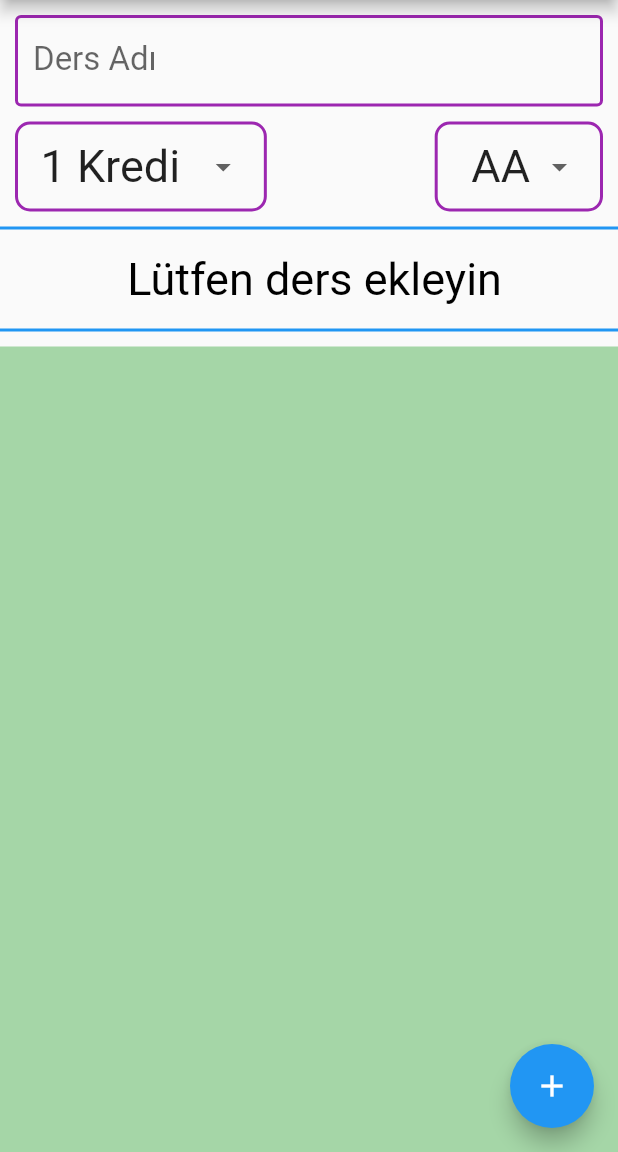
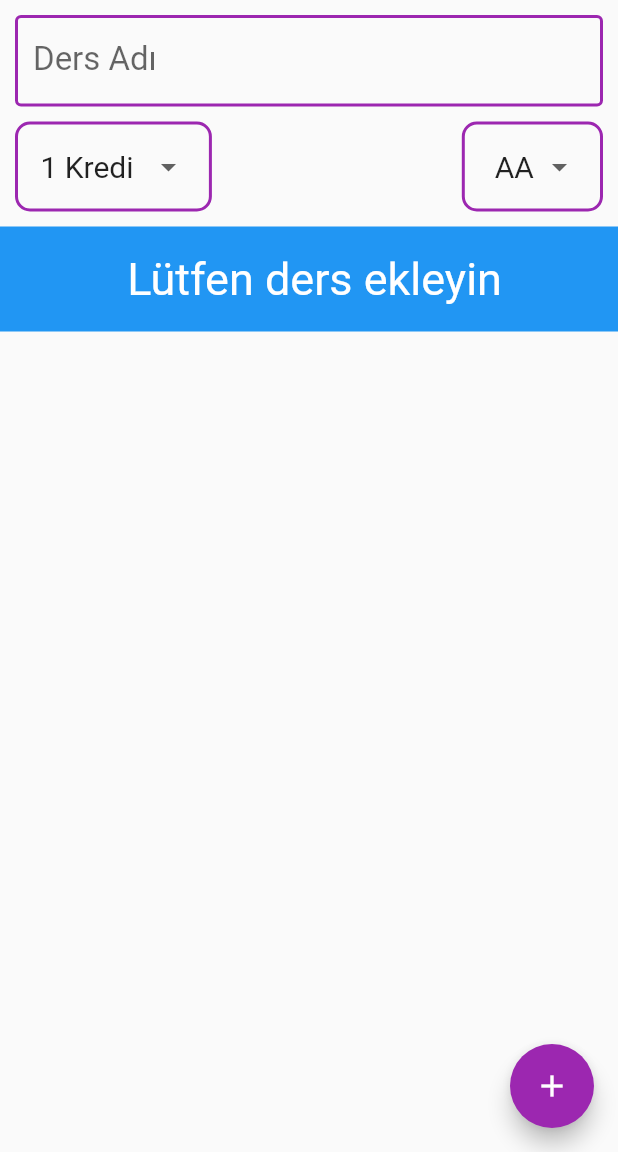
Before and after one commit to emrealtunbilek/flutter_dinamik_orthesapla, a Flutter app: the screen it shows after launch, on a phone screen of 412 x 824 dp, the part 84-1236 px from its top. Run offline on Flutter 3.47's test engine with Material 2 defaults, Android fonts, the phone set to English and light mode, and no system bars.

Commit message:
tasarım güncellendi ve orientation builder uygulandı

```diff
--- a/lib/main.dart
+++ b/lib/main.dart
@@ -1,4 +1,5 @@
 import 'package:flutter/material.dart';
+import 'dart:math';
 
 void main() => runApp(MyApp());
 
@@ -8,9 +9,7 @@ class MyApp extends StatelessWidget {
     return MaterialApp(
       title: 'Flutter Demo',
       debugShowCheckedModeBanner: false,
-      theme: ThemeData(
-        primarySwatch: Colors.blue,
-      ),
+      theme: ThemeData(primarySwatch: Colors.blue, accentColor: Colors.purple),
       home: MyHomePage(),
     );
   }
@@ -26,7 +25,7 @@ class _MyHomePageState extends State<MyHomePage> {
   int dersKredi = 1;
   double dersHarfDegeri = 4;
   List<Ders> tumDersler;
-  static int sayac=0;
+  static int sayac = 0;
 
   var formKey = GlobalKey<FormState>();
   double ortalama = 0;
@@ -44,6 +43,7 @@ class _MyHomePageState extends State<MyHomePage> {
       //resizeToAvoidBottomPadding: false,
       appBar: AppBar(
         title: Text("Ortalama Hesapla"),
+        elevation: 0,
       ),
       floatingActionButton: FloatingActionButton(
         onPressed: () {
@@ -53,11 +53,15 @@ class _MyHomePageState extends State<MyHomePage> {
         },
         child: Icon(Icons.add),
       ),
-      body: uygulamaGovdesi(),
+      body: OrientationBuilder(builder: (context, orientation) {
+
+          return uygulamaGovdesi(orientation);
+
+      }),
     );
   }
 
-  Widget uygulamaGovdesi() {
+  Widget uygulamaGovdesi(var orientation) {
     return Container(
       child: Column(
         crossAxisAlignment: CrossAxisAlignment.stretch,
@@ -68,7 +72,7 @@ class _MyHomePageState extends State<MyHomePage> {
             //color: Colors.pink.shade200,
             child: Form(
               key: formKey,
-                child: Column(
+              child: orientation == Orientation.portrait ? Column(
                 children: <Widget>[
                   TextFormField(
                     decoration: InputDecoration(
@@ -77,12 +81,10 @@ class _MyHomePageState extends State<MyHomePage> {
                       hintStyle: TextStyle(fontSize: 18),
                       labelStyle: TextStyle(fontSize: 22),
                       enabledBorder: OutlineInputBorder(
-                          borderSide:
-                              BorderSide(color: Colors.purple, width: 2),
+                        borderSide: BorderSide(color: Colors.purple, width: 2),
                       ),
                       focusedBorder: OutlineInputBorder(
-                          borderSide:
-                              BorderSide(color: Colors.purple, width: 2),
+                        borderSide: BorderSide(color: Colors.purple, width: 2),
                       ),
                       border: OutlineInputBorder(
                         borderRadius: BorderRadius.all(
@@ -99,9 +101,9 @@ class _MyHomePageState extends State<MyHomePage> {
                     onSaved: (kaydedilecekDeger) {
                       dersAdi = kaydedilecekDeger;
                       setState(() {
-                          tumDersler
-                              .add(Ders(dersAdi, dersHarfDegeri, dersKredi));
-                          ortalama =0;
+                        tumDersler.add(Ders(dersAdi, dersHarfDegeri, dersKredi,
+                            rastgeleRenkOlustur()));
+                        ortalama = 0;
                         ortalamayiHesapla();
                       });
                     },
@@ -125,8 +127,7 @@ class _MyHomePageState extends State<MyHomePage> {
                             EdgeInsets.symmetric(horizontal: 15, vertical: 4),
                         margin: EdgeInsets.only(top: 10),
                         decoration: BoxDecoration(
-                              border:
-                                  Border.all(color: Colors.purple, width: 2),
+                            border: Border.all(color: Colors.purple, width: 2),
                             borderRadius:
                                 BorderRadius.all(Radius.circular(10))),
                       ),
@@ -146,21 +147,22 @@ class _MyHomePageState extends State<MyHomePage> {
                             EdgeInsets.symmetric(horizontal: 15, vertical: 4),
                         margin: EdgeInsets.only(top: 10),
                         decoration: BoxDecoration(
-                              border:
-                                  Border.all(color: Colors.purple, width: 2),
+                            border: Border.all(color: Colors.purple, width: 2),
                             borderRadius:
                                 BorderRadius.all(Radius.circular(10))),
                       ),
                     ],
                   ),
                 ],
-                )),
+              ) : Text("asdasd"),
+            ),
           ),
 
           Container(
             margin: EdgeInsets.symmetric(vertical: 10),
             height: 70,
             decoration: BoxDecoration(
+                color: Colors.blue,
                 border: BorderDirectional(
                   top: BorderSide(color: Colors.blue, width: 2),
                   bottom: BorderSide(color: Colors.blue, width: 2),
@@ -170,8 +172,19 @@ class _MyHomePageState extends State<MyHomePage> {
                 textAlign: TextAlign.center,
                 text: TextSpan(
                   children: [
-                    TextSpan(text: tumDersler.length == 0 ? " Lütfen ders ekleyin " : "Ortalama : ",style: TextStyle(fontSize: 30,color: Colors.black)),
-                    TextSpan(text: tumDersler.length == 0 ? "" :"${ortalama.toStringAsFixed(2)}",style: TextStyle(fontSize: 30,color: Colors.purple,fontWeight: FontWeight.bold)),
+                    TextSpan(
+                        text: tumDersler.length == 0
+                            ? " Lütfen ders ekleyin "
+                            : "Ortalama : ",
+                        style: TextStyle(fontSize: 30, color: Colors.white)),
+                    TextSpan(
+                        text: tumDersler.length == 0
+                            ? ""
+                            : "${ortalama.toStringAsFixed(2)}",
+                        style: TextStyle(
+                            fontSize: 40,
+                            color: Colors.purple,
+                            fontWeight: FontWeight.bold)),
                   ],
                 ),
               ),
@@ -181,7 +194,6 @@ class _MyHomePageState extends State<MyHomePage> {
           //DINAMIK LISTE TUTAN CONTAINER
           Expanded(
               child: Container(
-                  color: Colors.green.shade200,
                   child: ListView.builder(
             itemBuilder: _listeElemanlariniOlustur,
             itemCount: tumDersler.length,
@@ -190,6 +202,8 @@ class _MyHomePageState extends State<MyHomePage> {
       ),
     );
   }
+
+
 
   List<DropdownMenuItem<int>> dersKredileriItems() {
     List<DropdownMenuItem<int>> krediler = [];
@@ -201,7 +215,7 @@ class _MyHomePageState extends State<MyHomePage> {
         value: i,
         child: Text(
           "$i Kredi",
-          style: TextStyle(fontSize: 30),
+          style: TextStyle(fontSize: 20),
         ),
       ));
     }
@@ -214,56 +228,56 @@ class _MyHomePageState extends State<MyHomePage> {
     harfler.add(DropdownMenuItem(
       child: Text(
         " AA ",
-        style: TextStyle(fontSize: 30),
+        style: TextStyle(fontSize: 20),
       ),
       value: 4,
     ));
     harfler.add(DropdownMenuItem(
       child: Text(
         " BA ",
-        style: TextStyle(fontSize: 30),
+        style: TextStyle(fontSize: 20),
       ),
       value: 3.5,
     ));
     harfler.add(DropdownMenuItem(
       child: Text(
         " BB ",
-        style: TextStyle(fontSize: 30),
+        style: TextStyle(fontSize: 20),
       ),
       value: 3,
     ));
     harfler.add(DropdownMenuItem(
       child: Text(
         " CB ",
-        style: TextStyle(fontSize: 30),
+        style: TextStyle(fontSize: 20),
       ),
       value: 2.5,
     ));
     harfler.add(DropdownMenuItem(
       child: Text(
         " CC ",
-        style: TextStyle(fontSize: 30),
+        style: TextStyle(fontSize: 20),
       ),
       value: 2,
     ));
     harfler.add(DropdownMenuItem(
       child: Text(
         " DC ",
-        style: TextStyle(fontSize: 30),
+        style: TextStyle(fontSize: 20),
       ),
       value: 1.5,
     ));
     harfler.add(DropdownMenuItem(
       child: Text(
         " DD ",
-        style: TextStyle(fontSize: 30),
+        style: TextStyle(fontSize: 20),
       ),
       value: 1,
     ));
     harfler.add(DropdownMenuItem(
       child: Text(
         " FF ",
-        style: TextStyle(fontSize: 30),
+        style: TextStyle(fontSize: 20),
       ),
       value: 0,
     ));
@@ -272,23 +286,35 @@ class _MyHomePageState extends State<MyHomePage> {
   }
 
   Widget _listeElemanlariniOlustur(BuildContext context, int index) {
-
-    sayac ++;
+    sayac++;
     debugPrint(sayac.toString());
 
     return Dismissible(
       key: Key(sayac.toString()),
       direction: DismissDirection.startToEnd,
-
-      onDismissed: (direction){
+      onDismissed: (direction) {
         setState(() {
           tumDersler.removeAt(index);
           ortalamayiHesapla();
         });
       },
-      child: Card(
+      child: Container(
+        decoration: BoxDecoration(
+          border: Border.all(color: tumDersler[index].renk, width: 2),
+          borderRadius: BorderRadius.circular(10),
+        ),
+        margin: EdgeInsets.all(4),
         child: ListTile(
+          leading: Icon(
+            Icons.done,
+            size: 36,
+            color: tumDersler[index].renk,
+          ),
           title: Text(tumDersler[index].ad),
+          trailing: Icon(
+            Icons.keyboard_arrow_right,
+            color: tumDersler[index].renk,
+          ),
           subtitle: Text(tumDersler[index].kredi.toString() +
               " kredi Ders Not Değer: " +
               tumDersler[index].harfDegeri.toString()),
@@ -298,22 +324,23 @@ class _MyHomePageState extends State<MyHomePage> {
   }
 
   void ortalamayiHesapla() {
+    double toplamNot = 0;
+    double toplamKredi = 0;
 
-    double toplamNot=0;
-    double toplamKredi=0;
-
-    for(var oankiDers in tumDersler){
-
-      var kredi=oankiDers.kredi;
+    for (var oankiDers in tumDersler) {
+      var kredi = oankiDers.kredi;
       var harfDegeri = oankiDers.harfDegeri;
 
-      toplamNot=toplamNot + (harfDegeri * kredi);
+      toplamNot = toplamNot + (harfDegeri * kredi);
       toplamKredi += kredi;
     }
 
     ortalama = toplamNot / toplamKredi;
+  }
 
-
+  Color rastgeleRenkOlustur() {
+    return Color.fromARGB(150 + Random().nextInt(105), Random().nextInt(255),
+        Random().nextInt(255), Random().nextInt(255));
   }
 }
 
@@ -321,6 +348,7 @@ class Ders {
   String ad;
   double harfDegeri;
   int kredi;
+  Color renk;
 
-  Ders(this.ad, this.harfDegeri, this.kredi);
+  Ders(this.ad, this.harfDegeri, this.kredi, this.renk);
 }
```
Lines whose indentation alone changed are shown as unchanged.
